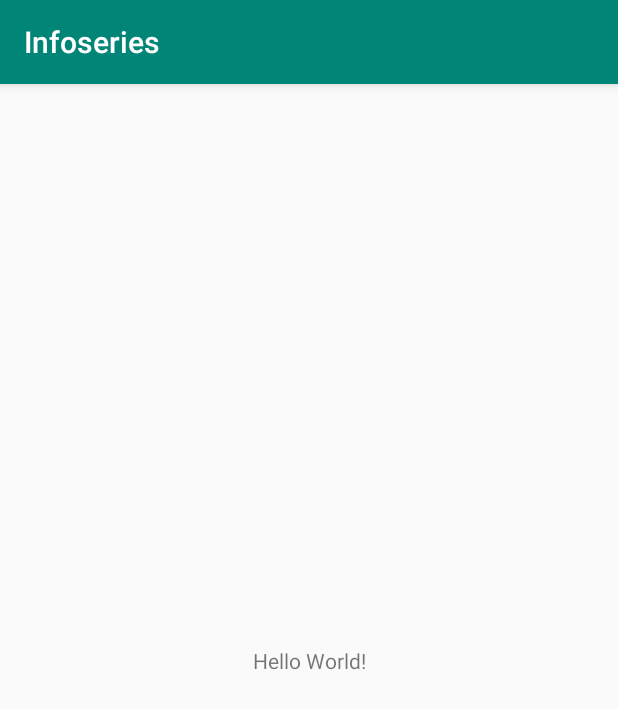
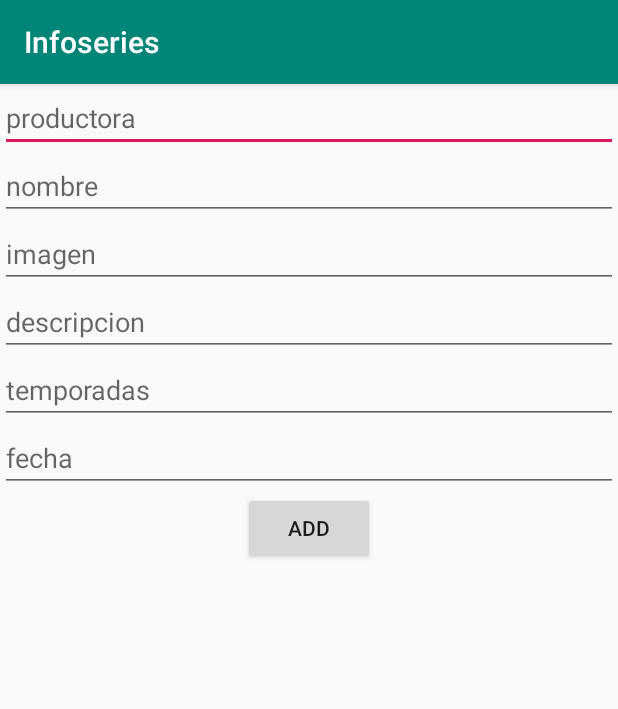
Before and after one commit to 22bobby22/FP_Infoseries, an Android app: the screen it shows after launch (MainActivity), on a phone screen of 412 x 824 dp. Shown: the top 709 px of the screen. Run offline under Robolectric (Android 15) with nearby library versions, the phone set to English and light mode, and no system bars; our stand-ins replace Firebase (no records; nobody signed in at launch, a user with empty details on screens opened directly).

Commit message:
Created first bits of data in the database

```diff
--- a/Infoseries/app/build.gradle
+++ b/Infoseries/app/build.gradle
@@ -26,6 +26,7 @@ dependencies {
     implementation 'com.google.firebase:firebase-analytics:17.2.0'
     implementation 'com.firebaseui:firebase-ui-auth:6.2.0'
     implementation 'com.google.firebase:firebase-auth:19.2.0'
+    implementation 'com.google.firebase:firebase-database:19.2.0'
     testImplementation 'junit:junit:4.12'
     androidTestImplementation 'androidx.test.ext:junit:1.1.0'
     androidTestImplementation 'androidx.test.espresso:espresso-core:3.1.1'
--- a/Infoseries/app/src/main/AndroidManifest.xml
+++ b/Infoseries/app/src/main/AndroidManifest.xml
@@ -9,7 +9,7 @@
         android:roundIcon="@mipmap/ic_launcher_round"
         android:supportsRtl="true"
         android:theme="@style/AppTheme">
-        <activity android:name=".MainActivity">
+        <activity android:name=".activities.MainActivity">
             <intent-filter>
                 <action android:name="android.intent.action.MAIN" />
 
--- /dev/null
+++ b/Infoseries/app/src/main/java/com/mzapatam/infoseries/activities/MainActivity.java
@@ -0,0 +1,76 @@
+package com.mzapatam.infoseries.activities;
+
+import androidx.appcompat.app.AppCompatActivity;
+import android.os.Bundle;
+import android.util.Log;
+import android.view.View;
+import android.widget.Button;
+import android.widget.EditText;
+
+import com.google.firebase.database.DatabaseReference;
+import com.google.firebase.database.FirebaseDatabase;
+import com.mzapatam.infoseries.R;
+import com.mzapatam.infoseries.models.Productora;
+
+import java.text.ParseException;
+import java.text.SimpleDateFormat;
+import java.util.Date;
+
+public class MainActivity extends AppCompatActivity {
+    private FirebaseDatabase firebaseDatabase;
+    private DatabaseReference databaseReference;
+    private EditText edNombre;
+    private EditText edImagen;
+    private EditText edDescripcion;
+    private EditText edProducciones;
+    private EditText edFecha;
+    private Button btAdd;
+    private Productora productora = new Productora();
+
+    @Override
+    protected void onCreate(Bundle savedInstanceState) {
+        super.onCreate(savedInstanceState);
+        setContentView(R.layout.activity_main);
+
+        edNombre = (EditText) findViewById(R.id.nombre);
+        edImagen = (EditText) findViewById(R.id.imagen);
+        edDescripcion = (EditText) findViewById(R.id.descripcion);
+        edProducciones = (EditText) findViewById(R.id.temporadas);
+        edFecha = (EditText) findViewById(R.id.fecha);
+        btAdd = (Button) findViewById(R.id.button_add);
+
+        firebaseDatabase = FirebaseDatabase.getInstance();
+        databaseReference = firebaseDatabase.getReference();
+
+        btAdd.setOnClickListener(new View.OnClickListener() {
+            @Override
+            public void onClick(View v) {
+                productora.setNombre(edNombre.getText().toString());
+                productora.setImagen(edImagen.getText().toString());
+                productora.setDescripcion(edDescripcion.getText().toString());
+
+                int i = 0;
+                try {
+                    i = Integer.parseInt(edProducciones.getText().toString());
+                } catch (Exception e) {
+                    e.printStackTrace();
+                }
+                productora.setProducciones(i);
+
+                SimpleDateFormat dateFormat = new SimpleDateFormat("dd/MM/yyyy");
+                Date date = null;
+                long milliseconds = 0;
+                try {
+                    date = dateFormat.parse(edFecha.getText().toString());
+                    milliseconds = date.getTime();
+                } catch (ParseException e) {
+                    e.printStackTrace();
+                }
+                Log.d("tag", date.toString());
+                productora.setFecha(milliseconds);
+
+                databaseReference.child("series").push().setValue(productora);
+            }
+        });
+    }
+}
--- a/Infoseries/app/src/main/res/layout/activity_main.xml
+++ b/Infoseries/app/src/main/res/layout/activity_main.xml
@@ -4,15 +4,56 @@
     xmlns:tools="http://schemas.android.com/tools"
     android:layout_width="match_parent"
     android:layout_height="match_parent"
-    tools:context=".MainActivity">
+    tools:context=".activities.MainActivity">
 
-    <TextView
-        android:layout_width="wrap_content"
-        android:layout_height="wrap_content"
-        android:text="Hello World!"
-        app:layout_constraintBottom_toBottomOf="parent"
-        app:layout_constraintLeft_toLeftOf="parent"
-        app:layout_constraintRight_toRightOf="parent"
-        app:layout_constraintTop_toTopOf="parent" />
+    <LinearLayout
+        android:layout_width="match_parent"
+        android:layout_height="match_parent"
+        android:orientation="vertical">
+
+        <EditText
+            android:id="@+id/productora"
+            android:layout_width="match_parent"
+            android:layout_height="wrap_content"
+            android:hint="productora" />
+
+        <EditText
+            android:id="@+id/nombre"
+            android:layout_width="match_parent"
+            android:layout_height="wrap_content"
+            android:hint="nombre" />
+
+        <EditText
+            android:id="@+id/imagen"
+            android:layout_width="match_parent"
+            android:layout_height="wrap_content"
+            android:hint="imagen" />
+
+        <EditText
+            android:id="@+id/descripcion"
+            android:layout_width="match_parent"
+            android:layout_height="wrap_content"
+            android:hint="descripcion" />
+
+        <EditText
+            android:id="@+id/temporadas"
+            android:layout_width="match_parent"
+            android:layout_height="wrap_content"
+            android:hint="temporadas" />
+
+        <EditText
+            android:id="@+id/fecha"
+            android:layout_width="match_parent"
+            android:layout_height="wrap_content"
+            android:hint="fecha" />
+
+        <Button
+            android:id="@+id/button_add"
+            android:layout_width="wrap_content"
+            android:layout_height="wrap_content"
+            android:text="Add"
+            android:layout_gravity="center" />
+
+    </LinearLayout>
 
 </androidx.constraintlayout.widget.ConstraintLayout>
```
Also changed, not shown: Infoseries/app/src/main/java/com/mzapatam/infoseries/MainActivity.java (deleted, +0 -14 lines), Infoseries/app/src/main/java/com/mzapatam/infoseries/models/Pelicula.java (added, +63 -0 lines), Infoseries/app/src/main/java/com/mzapatam/infoseries/models/Productora.java (added, +56 -0 lines), Infoseries/app/src/main/java/com/mzapatam/infoseries/models/Serie.java (added, +63 -0 lines), 3 other files.
